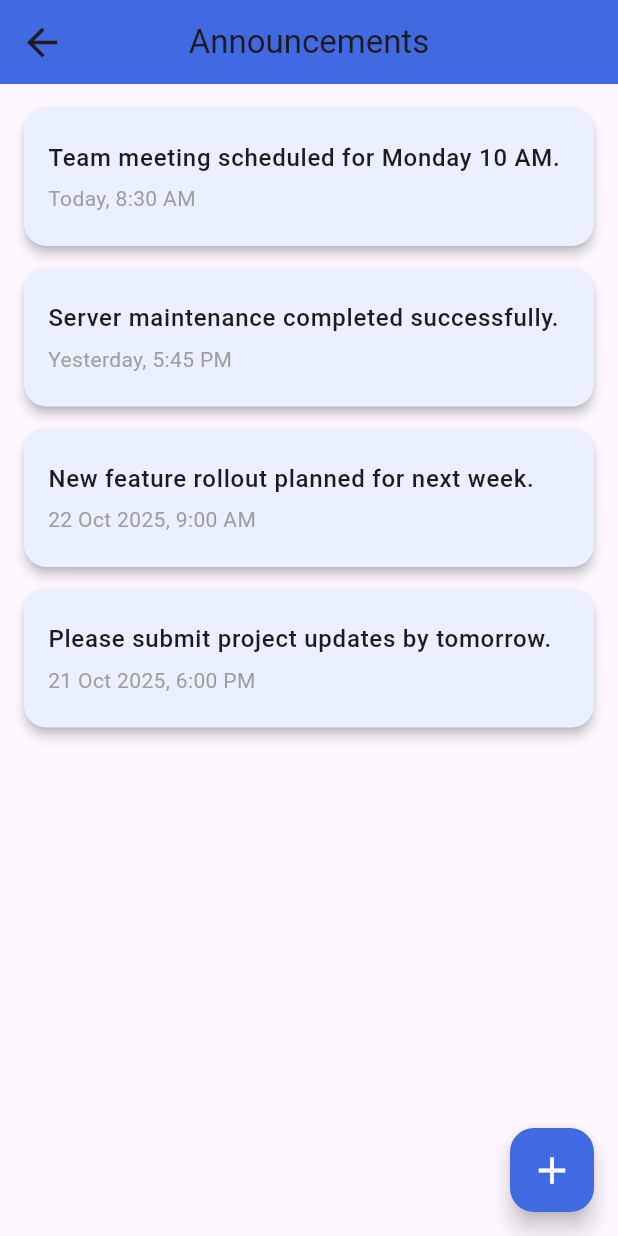
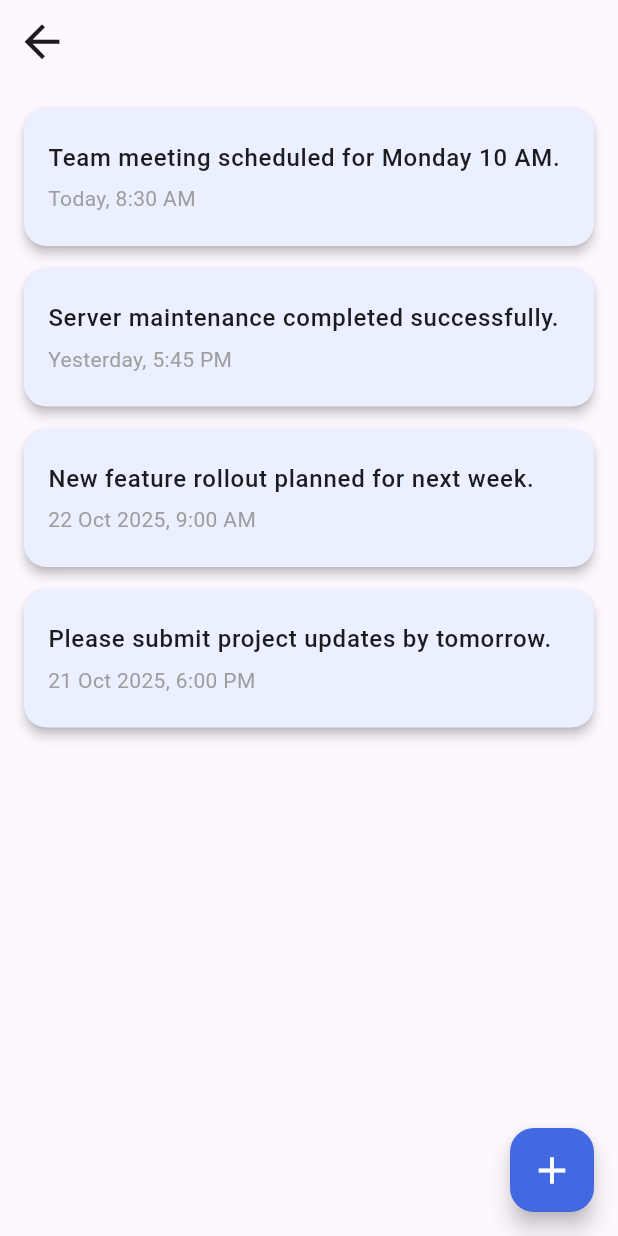
Before and after one commit to Moazzamkhan19/Shigoto, a Flutter app: the AnnouncementScreen screen opened by its route, on a phone screen of 412 x 824 dp. Run offline on Flutter 3.47's test engine with Material 3 defaults, Android fonts, the phone set to English and light mode, and no system bars; our stand-ins replace fl_chart, flutter_signin_button.

Commit message:
Moazzam updated

```diff
--- a/lib/View/Announcement.dart
+++ b/lib/View/Announcement.dart
@@ -1,5 +1,4 @@
 import 'package:flutter/material.dart';
-
 import '../Components/MyTextFields.dart';
 
 class AnnouncementScreen extends StatefulWidget {
@@ -69,16 +68,10 @@ class _AnnouncementScreenState extends State<AnnouncementScreen> {
   @override
   Widget build(BuildContext context) {
     return Scaffold(
-      appBar: AppBar(
-        title: const Text("Announcements"),
-        centerTitle: true,
-        backgroundColor: const Color(0xFF4169E1),
-        leading: IconButton(
-          onPressed: () {
-            Navigator.pushReplacementNamed(context, '/Dashboard');
-          },
-          icon: const Icon(Icons.arrow_back, size: 30),
-        ),
+      appBar: AppBar(title: null,
+        leading: IconButton(onPressed: (){
+          Navigator.pop(context);
+        }, icon: Icon(Icons.arrow_back,size: 35,)),
       ),
       body: Padding(
         padding: const EdgeInsets.all(16.0),
```
Also changed, not shown: lib/View/ProjectBoardScreen.dart (+10 -1 lines).
